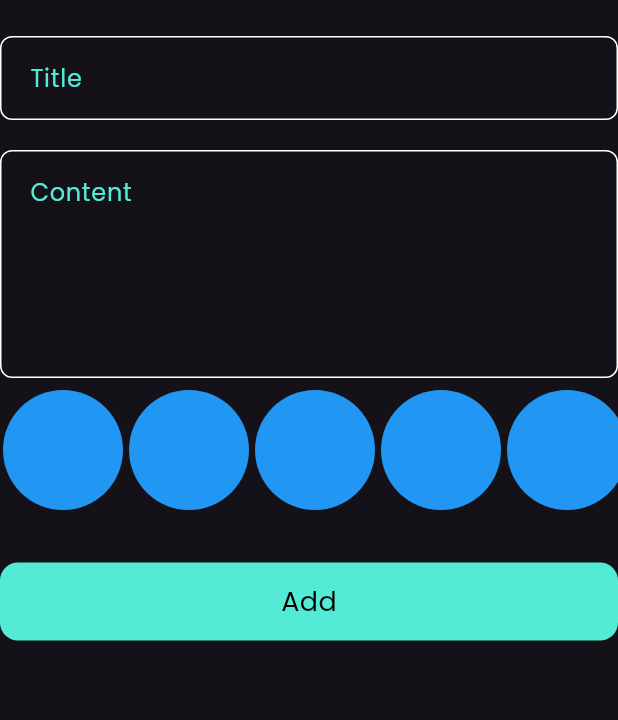
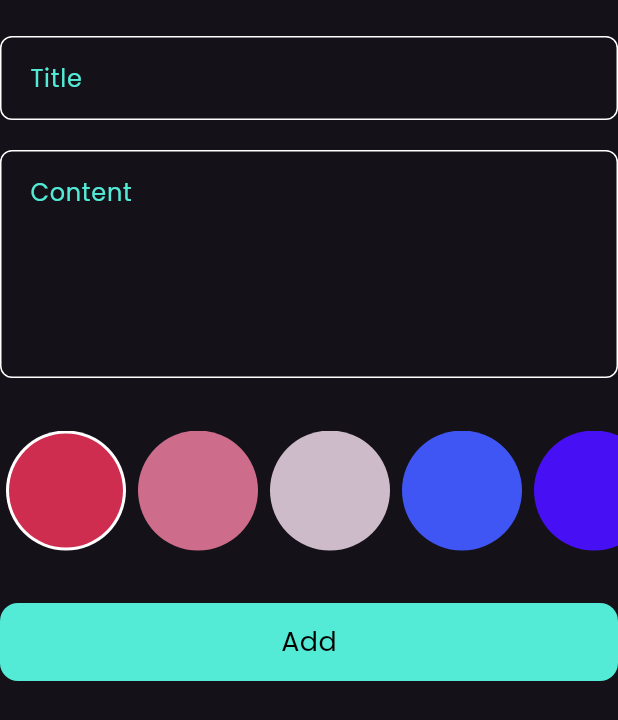
Before and after one commit to MiladnserSB/notes_App, a Flutter app: the AddNoteForm widget shown alone on an empty page, opened directly, on a phone screen of 412 x 824 dp. Shown: the top 720 px of the screen. Run offline on Flutter 3.47's test engine with Material 3 defaults, Android fonts, the phone set to English and light mode, and no system bars; our stand-ins replace bloc, flutter_bloc, hive, hive_flutter; accounts and stored records are empty.

Commit message:
finish colors list view part2

```diff
--- a/lib/widgets/add_note_form.dart
+++ b/lib/widgets/add_note_form.dart
@@ -47,6 +47,8 @@ class _AddNoteFormState extends State<AddNoteForm> {
             },
             hint: 'Content',
             maxLines: 5,
+          ),const SizedBox(
+            height: 35,
           ),
           ColorListView(),
           const SizedBox(
--- a/lib/widgets/color_item.dart
+++ b/lib/widgets/color_item.dart
@@ -1,13 +1,23 @@
 import 'package:flutter/material.dart';
 
 class ColorItem extends StatelessWidget {
-  const ColorItem({super.key});
-
+  const ColorItem({super.key, required this.isActive, required this.color});
+  final bool isActive;
+  final Color color;
   @override
   Widget build(BuildContext context) {
-    return CircleAvatar(
-      backgroundColor: Colors.blue,
-      radius: 40,
-    );
+    return isActive
+        ?  CircleAvatar(
+            radius: 40,
+            backgroundColor: Colors.white,
+            child: CircleAvatar(
+              backgroundColor: color,
+              radius: 38,
+            ),
+          )
+        :  CircleAvatar(
+            backgroundColor: color,
+            radius: 40,
+          );
   }
 }
--- a/lib/widgets/color_list_view.dart
+++ b/lib/widgets/color_list_view.dart
@@ -1,25 +1,44 @@
 import 'package:flutter/material.dart';
 import 'package:learning_project_notes_app/widgets/color_item.dart';
 
-class ColorListView extends StatelessWidget {
+class ColorListView extends StatefulWidget {
   const ColorListView({super.key});
 
   @override
+  State<ColorListView> createState() => _ColorListViewState();
+}
+
+class _ColorListViewState extends State<ColorListView> {
+  int currentIndex = 0;
+  List <Color> colors = const [
+    Color(0xffCE2D4F),
+    Color(0xffCE6D8B),
+    Color(0xffCEBBC9),
+    Color(0xff4056F4),
+    Color(0xff470FF4),
+  ];
+  @override
   Widget build(BuildContext context) {
-    return Padding(
-      padding: const EdgeInsets.only(top: 8.0),
-      child: SizedBox(
-        height: 80,
-        child: ListView.builder(
-          itemCount: 10,
+    return SizedBox(
+      height: 80,
+      child: ListView.builder(
+          itemCount: colors.length,
           scrollDirection: Axis.horizontal,
-          itemBuilder: (context,index){
-          return const Padding(
-            padding:  EdgeInsets.symmetric(horizontal:  2.0),
-            child:  ColorItem(),
-          );
-        }),
-      ),
+          itemBuilder: (context, index) {
+            return Padding(
+              padding: const EdgeInsets.symmetric(horizontal: 4.0),
+              child: GestureDetector(
+                onTap: () {
+                  currentIndex = index;
+                  setState(() {});
+                },
+                child: ColorItem(
+                  isActive: currentIndex == index,
+                  color: colors[index],
+                ),
+              ),
+            );
+          }),
     );
   }
 }
```
